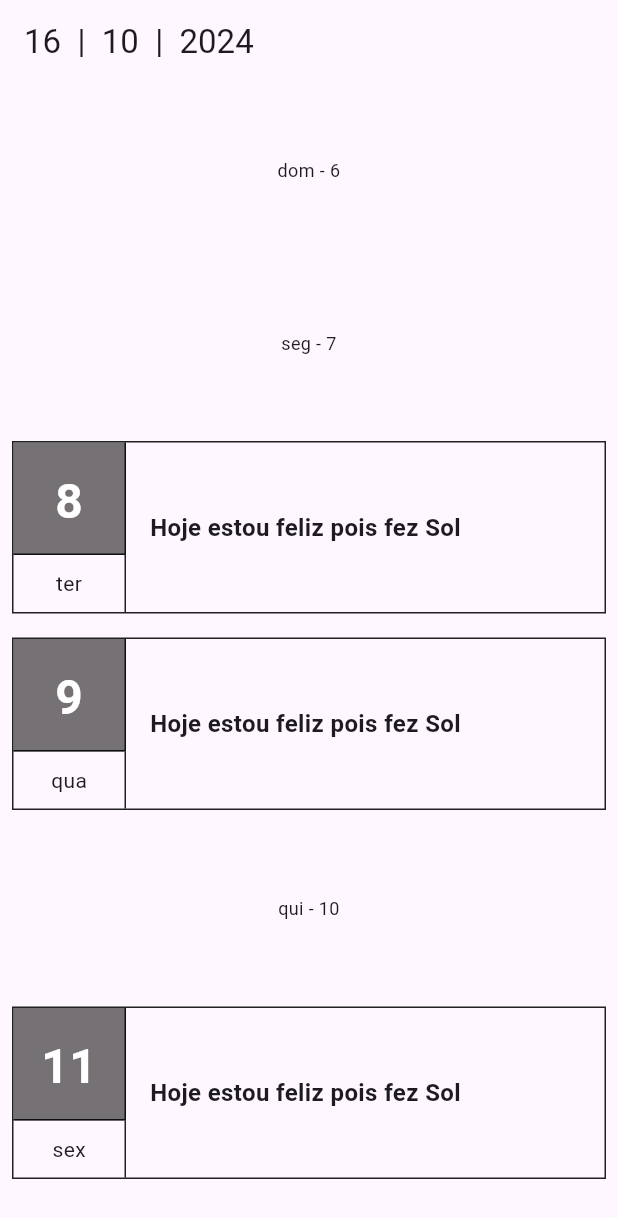
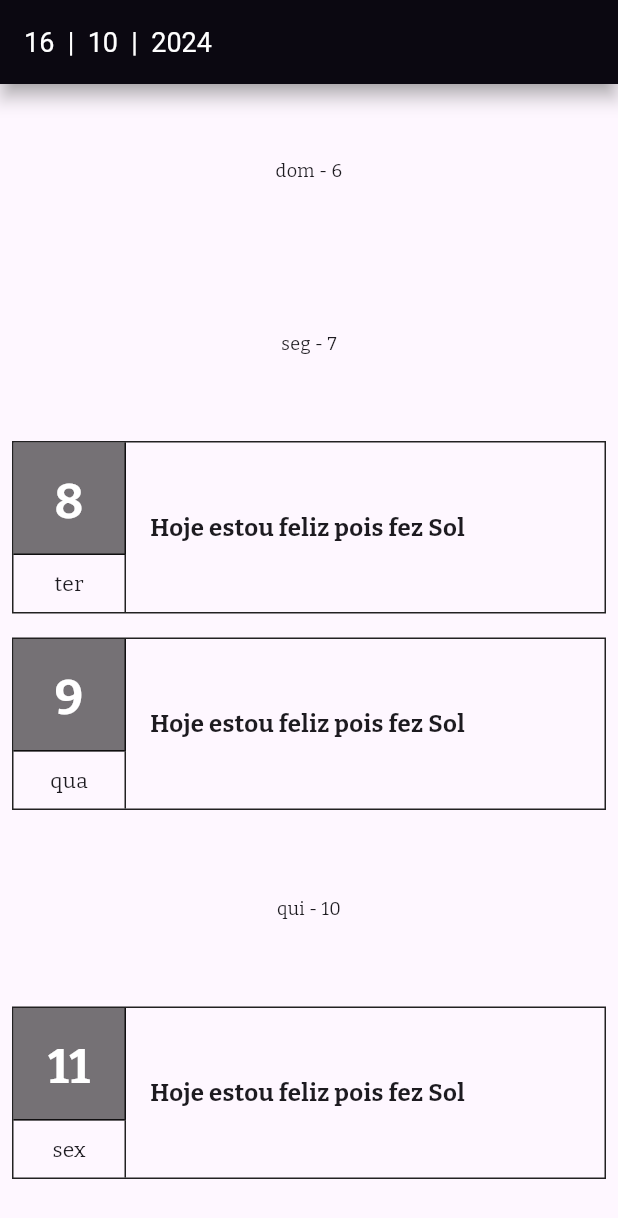
Before and after one commit to SamuelVitorCarvalho/Projeto_WebAPI_Flutter, a Flutter app: the screen it shows after launch, on a phone screen of 412 x 824 dp. Shown: the top 1218 px of the screen. Run offline on Flutter 3.47's test engine with Material 3 defaults, Android fonts, the phone set to English and light mode, and no system bars; our stand-ins replace google_fonts.

Commit message:
Alteração do tema da appBar

```diff
--- a/lib/main.dart
+++ b/lib/main.dart
@@ -1,4 +1,5 @@
 import 'package:flutter/material.dart';
+import 'package:google_fonts/google_fonts.dart';
 import 'screens/home_screen/home_screen.dart';
 
 void main() {
@@ -7,11 +8,22 @@ void main() {
 
 class MyApp extends StatelessWidget {
   const MyApp({Key? key}) : super(key: key);
+
   @override
   Widget build(BuildContext context) {
     return MaterialApp(
       title: 'Simple Journal',
       debugShowCheckedModeBanner: false,
+      theme: ThemeData(
+          primarySwatch: Colors.blueGrey,
+          appBarTheme: const AppBarTheme(
+            backgroundColor: Colors.black,
+            elevation: 5,
+            shadowColor: Colors.grey,
+            titleTextStyle: TextStyle(color: Colors.white, fontSize: 18),
+          ),
+          textTheme: GoogleFonts.bitterTextTheme()
+      ),
       darkTheme: ThemeData.dark(),
       themeMode: ThemeMode.light,
       initialRoute: "home",
```
Also changed, not shown: pubspec.yaml (+4 -3 lines), pubspec.lock, 3 other files.
